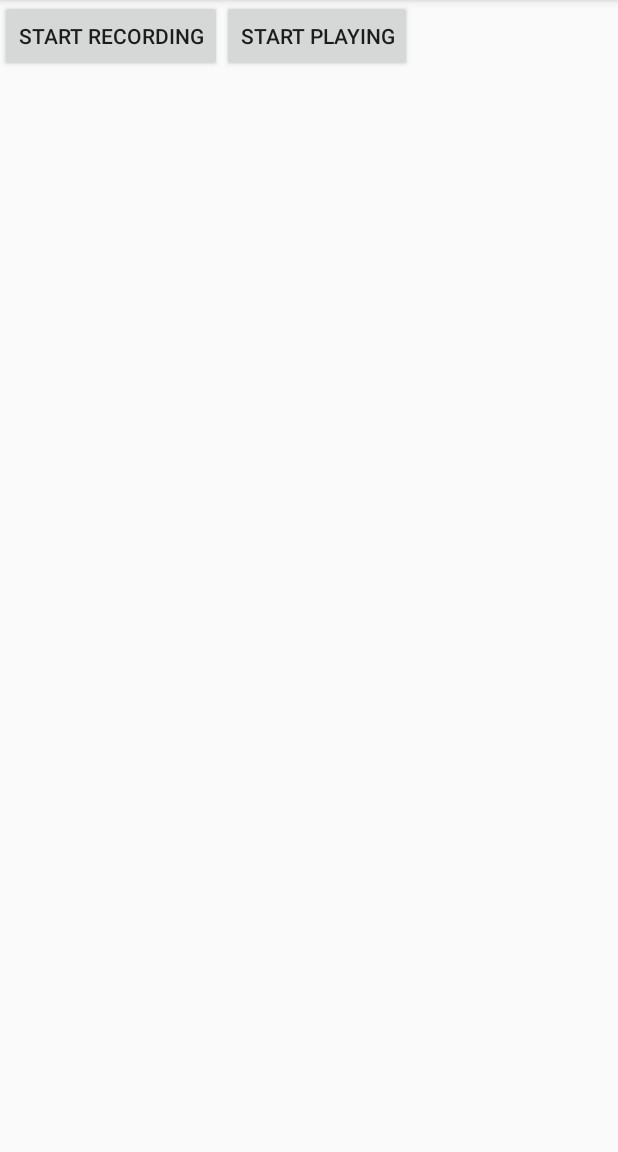
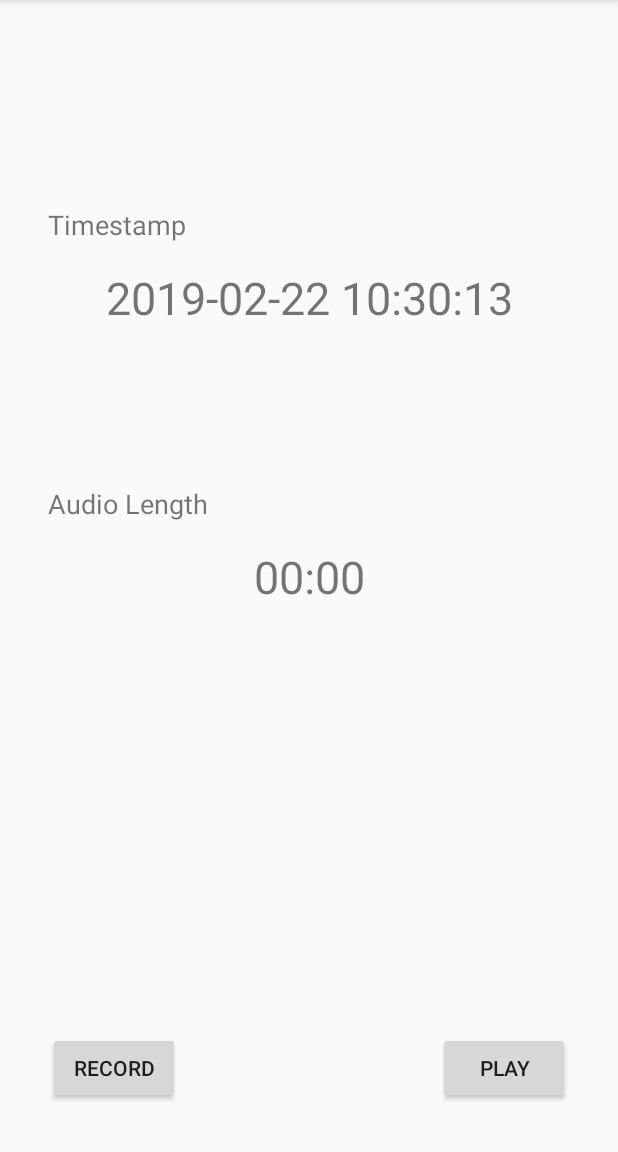
Before and after one commit to AustinKhorram/CARIS-WHEELCHAIR, an Android app: the MicrophoneActivity screen opened directly, with no data from a screen before it, on a phone screen of 412 x 824 dp, the part 84-1236 px from its top. Run offline under Robolectric (Android 15) with nearby library versions, the phone set to English and light mode, and no system bars.

Commit message:
Working audio recorder with timestamp and audio length

```diff
--- a/android/app/src/main/java/com/example/caris_wheelchair/MicrophoneActivity.java
+++ b/android/app/src/main/java/com/example/caris_wheelchair/MicrophoneActivity.java
@@ -1,8 +1,8 @@
 package com.example.caris_wheelchair;
 
 import android.Manifest;
-import android.content.Context;
 import android.content.pm.PackageManager;
+import android.media.MediaMetadataRetriever;
 import android.media.MediaPlayer;
 import android.media.MediaRecorder;
 import android.support.annotation.NonNull;
@@ -11,26 +11,31 @@ import android.support.v7.app.AppCompatActivity;
 import android.os.Bundle;
 import android.util.Log;
 import android.view.View;
-import android.view.ViewGroup;
-import android.widget.LinearLayout;
+import android.widget.TextView;
 
 import java.io.IOException;
+import java.text.DateFormat;
+import java.text.SimpleDateFormat;
+import java.util.Date;
+import java.util.Locale;
 
 public class MicrophoneActivity extends AppCompatActivity {
-
     private static final String LOG_TAG = "MicrophoneActivity";
     private static final int REQUEST_RECORD_AUDIO_PERMISSION = 200;
     private static String fileName = null;
 
-    private RecordButton recordButton = null;
+    private static final int AUDIO_BIT_RATE = 255;
+    private static final int AUDIO_SAMP_RATE = 16000;
+
     private MediaRecorder recorder = null;
-
-    private PlayButton playButton = null;
     private MediaPlayer player = null;
 
     // Request permission to RECORD_AUDIO
     private boolean permissionToRecordAccepted = false;
     private String [] permissions = {Manifest.permission.RECORD_AUDIO};
+
+    private boolean isRecording = false;
+    private boolean isPlaying = false;
 
     @Override
     public void onRequestPermissionsResult(int requestCode, @NonNull String[] permissions,
@@ -44,42 +49,74 @@ public class MicrophoneActivity extends AppCompatActivity {
         if (! permissionToRecordAccepted) finish();
     }
 
-    private void onRecord(boolean start) {
-        if (start) {
+
+    public void onRecord(View view) {
+        TextView textView = findViewById(R.id.button_record);
+        if (isRecording) {
+            stopRecording();
+            textView.setText(getString(R.string.record_text));
+        } else {
             startRecording();
+            textView.setText(getString(R.string.stop_text));
+        }
+        isRecording = !isRecording;
+    }
+
+    public void onPlay(View view) {
+        TextView textView = findViewById(R.id.button_play);
+        if (isPlaying) {
+            stopPlaying();
+            textView.setText(getString(R.string.play_text));
         } else {
-            stopRecording();
+            startPlaying();
+            textView.setText(getString(R.string.stop_text));
+        }
+        isPlaying = !isPlaying;
+    }
+
+    private void startRecording() {
+        recorder = new MediaRecorder(); //TODO: Optimize encoding and sampling rate
+        recorder.setAudioSource(MediaRecorder.AudioSource.MIC);
+        recorder.setOutputFormat(MediaRecorder.OutputFormat.THREE_GPP); // Standard for phone audio
+        recorder.setOutputFile(fileName);
+        recorder.setAudioEncoder(MediaRecorder.AudioEncoder.AMR_NB);
+        recorder.setAudioSamplingRate(AUDIO_SAMP_RATE);
+        recorder.setAudioEncodingBitRate(AUDIO_BIT_RATE);
+
+        try {
+            recorder.prepare();
+            recorder.start();
+        } catch (IOException e) {
+            Log.e(LOG_TAG, "Recorder prepare() failed");
         }
     }
 
-    private void onPlay(boolean start) {
-        if (start) {
-            startPlaying();
+    private void stopRecording() {
+        if (recorder != null) {
+            recorder.stop();
+            recorder.release();
+
+            // Retrieve metadata about the recorded file
+            MediaMetadataRetriever mmdr = new MediaMetadataRetriever();
+            mmdr.setDataSource(fileName);
+            String duration =
+                    mmdr.extractMetadata(MediaMetadataRetriever.METADATA_KEY_DURATION);
+            long dur = Long.parseLong(duration);
+            String seconds = String.valueOf((dur % 60000) / 1000);
+            String minutes = String.valueOf(dur / 60000);
+            String audio_length_str = "";
+
+            if (seconds.length() == 1) {
+                audio_length_str = "0" + minutes + ":0" + seconds;
             } else {
-            stopPlaying();
-        }
+                audio_length_str = "0" + minutes + ":" + seconds;
             }
 
-    private void startRecording() {
-        recorder = new MediaRecorder();
-        recorder.setAudioSource(MediaRecorder.AudioSource.MIC);
-        recorder.setOutputFormat(MediaRecorder.OutputFormat.THREE_GPP);
-        recorder.setOutputFile(fileName);
-        recorder.setAudioEncoder(MediaRecorder.AudioEncoder.AMR_NB);
+            TextView textView_time = findViewById(R.id.textView_timeAudio);
+            textView_time.setText(audio_length_str);
 
-        try {
-            recorder.prepare();
-        } catch (IOException e) {
-            Log.e(LOG_TAG, "prepare() failed");
+            recorder = null;
         }
-
-        recorder.start();
-    }
-
-    private void stopRecording() {
-        recorder.stop();
-        recorder.release();
-        recorder = null;
     }
 
     private void startPlaying() {
@@ -89,87 +126,41 @@ public class MicrophoneActivity extends AppCompatActivity {
             player.prepare();
             player.start();
         } catch (IOException e) {
-            Log.e(LOG_TAG, "prepare() failed");
+            Log.e(LOG_TAG, "Player prepare() failed");
         }
     }
 
     private void stopPlaying() {
+        if (player != null) {
             player.release();
             player = null;
-    }
-
-    //TODO: Make this periodically occur when active
-    // Custom buttons for record and play
-    class RecordButton extends android.support.v7.widget.AppCompatButton {
-        boolean mStartRecording = true;
-
-        OnClickListener clicker = new OnClickListener() {
-            public void onClick(View v) {
-                onRecord(mStartRecording);
-                if (mStartRecording) {
-                    setText("Stop Recording");
-                } else {
-                    setText("Start Recording");
-                }
-                mStartRecording = !mStartRecording;
-            }
-        };
-
-        public RecordButton(Context ctx) { // Constructor
-            super(ctx);
-            setText("Start Recording");
-            setOnClickListener(clicker);
-        }
-    }
-
-    class PlayButton extends android.support.v7.widget.AppCompatButton {
-        boolean mStartPlaying = true;
-
-        OnClickListener clicker = new OnClickListener() {
-            public void onClick(View v) {
-                onPlay(mStartPlaying);
-                if (mStartPlaying) {
-                    setText("Stop Playing");
-                } else {
-                    setText("Start Playing");
-                }
-                mStartPlaying = !mStartPlaying;
-            }
-        };
-
-        public PlayButton(Context ctx) { // Constructor
-            super(ctx);
-            setText("Start Playing");
-            setOnClickListener(clicker);
         }
     }
 
     @Override
-    protected void onCreate(Bundle icicle) {
-        // Note that this activity doesn't use the layout xml
-        super.onCreate(icicle);
-
-        // Record to external cache directory
-        fileName = getExternalCacheDir().getAbsolutePath(); // Relative path
-        fileName += "/microphonetest.3gp"; // TODO: Alter filename for independent recordings
+    protected void onCreate(Bundle savedInstanceState) {
+        super.onCreate(savedInstanceState);
+        setContentView(R.layout.activity_microphone);
 
         ActivityCompat.requestPermissions(this, permissions, REQUEST_RECORD_AUDIO_PERMISSION);
 
-        LinearLayout l1 = new LinearLayout(this);
-        recordButton = new RecordButton(this);
-        playButton = new PlayButton(this);
+        //TODO: Configure to save to an SD card
+        DateFormat dateFormatDisplay = new SimpleDateFormat(getString(R.string.date_display_format));
+        DateFormat dateFormatSave = new SimpleDateFormat("yyyy-MM-dd_HH-mm-ss");
+        Date date = new Date();
+        String dateDisplayed = dateFormatDisplay.format(date);
+        String dateSaved = dateFormatSave.format(date);
 
-        l1.addView(recordButton,
-                new LinearLayout.LayoutParams(
-                        ViewGroup.LayoutParams.WRAP_CONTENT,
-                        ViewGroup.LayoutParams.WRAP_CONTENT,
-                        0));
-        l1.addView(playButton,
-                new LinearLayout.LayoutParams(
-                        ViewGroup.LayoutParams.WRAP_CONTENT,
-                        ViewGroup.LayoutParams.WRAP_CONTENT,
-                        0));
-        setContentView(l1);
+        TextView textView_time = findViewById(R.id.textView_time);
+        textView_time.setText(dateDisplayed);
+
+        // Record to external cache directory
+        try {
+            fileName = getExternalCacheDir().getAbsolutePath();
+        } catch (NullPointerException e) {
+            Log.e(LOG_TAG, "Could not get external cache directory");
+        }
+        fileName += "/" + dateSaved + ".3gp";
     }
 
     @Override
--- a/android/app/src/main/res/layout/activity_microphone.xml
+++ b/android/app/src/main/res/layout/activity_microphone.xml
@@ -6,4 +6,84 @@
     android:layout_height="match_parent"
     tools:context=".MicrophoneActivity">
 
+    <TextView
+        android:id="@+id/textView_length"
+        android:layout_width="wrap_content"
+        android:layout_height="wrap_content"
+        android:layout_marginStart="32dp"
+        android:layout_marginLeft="32dp"
+        android:layout_marginBottom="16dp"
+        android:text="@string/length_tex"
+        android:textSize="18sp"
+        app:layout_constraintBottom_toTopOf="@+id/textView_timeAudio"
+        app:layout_constraintStart_toStartOf="parent" />
+
+    <TextView
+        android:id="@+id/textView_timeAudio"
+        android:layout_width="wrap_content"
+        android:layout_height="wrap_content"
+        android:layout_marginStart="8dp"
+        android:layout_marginLeft="8dp"
+        android:layout_marginTop="8dp"
+        android:layout_marginEnd="8dp"
+        android:layout_marginRight="8dp"
+        android:layout_marginBottom="8dp"
+        android:text="@string/default_length_text"
+        android:textSize="30sp"
+        app:layout_constraintBottom_toBottomOf="parent"
+        app:layout_constraintEnd_toEndOf="parent"
+        app:layout_constraintStart_toStartOf="parent"
+        app:layout_constraintTop_toTopOf="parent" />
+
+    <Button
+        android:id="@+id/button_record"
+        android:layout_width="wrap_content"
+        android:layout_height="wrap_content"
+        android:layout_marginStart="32dp"
+        android:layout_marginLeft="32dp"
+        android:layout_marginBottom="32dp"
+        android:onClick="onRecord"
+        android:text="@string/record_text"
+        app:layout_constraintBottom_toBottomOf="parent"
+        app:layout_constraintStart_toStartOf="parent" />
+
+    <Button
+        android:id="@+id/button_play"
+        android:layout_width="wrap_content"
+        android:layout_height="wrap_content"
+        android:layout_marginEnd="32dp"
+        android:layout_marginRight="32dp"
+        android:layout_marginBottom="32dp"
+        android:onClick="onPlay"
+        android:text="@string/play_text"
+        app:layout_constraintBottom_toBottomOf="parent"
+        app:layout_constraintEnd_toEndOf="parent" />
+
+    <TextView
+        android:id="@+id/textView_timestamp"
+        android:layout_width="wrap_content"
+        android:layout_height="wrap_content"
+        android:layout_marginStart="32dp"
+        android:layout_marginLeft="32dp"
+        android:layout_marginBottom="16dp"
+        android:text="@string/timestamp_text"
+        android:textSize="18sp"
+        app:layout_constraintBottom_toTopOf="@+id/textView_time"
+        app:layout_constraintStart_toStartOf="parent" />
+
+    <TextView
+        android:id="@+id/textView_time"
+        android:layout_width="wrap_content"
+        android:layout_height="wrap_content"
+        android:layout_marginStart="8dp"
+        android:layout_marginLeft="8dp"
+        android:layout_marginTop="32dp"
+        android:layout_marginEnd="8dp"
+        android:layout_marginRight="8dp"
+        android:text="TextView"
+        android:textSize="30sp"
+        app:layout_constraintBottom_toTopOf="@+id/textView_timeAudio"
+        app:layout_constraintEnd_toEndOf="parent"
+        app:layout_constraintStart_toStartOf="parent"
+        app:layout_constraintTop_toTopOf="parent" />
 </android.support.constraint.ConstraintLayout>
--- a/android/app/src/main/res/values/strings.xml
+++ b/android/app/src/main/res/values/strings.xml
@@ -8,4 +8,12 @@
     <string name="send_button_text">Send</string>
     <string name="default_message">Hello world!</string>
     <string name="title_activity_camera">CameraActivity</string>
+    <string name="record_text">Record</string>
+    <string name="play_text">Play</string>
+    <string name="stop_text">Stop</string>
+    <string name="timestamp_text">Timestamp</string>
+    <string name="length_tex">Audio Length</string>
+    <string name="default_length_text">00:00</string>
+    <string name="date_display_format">yyyy-MM-dd HH:mm:ss</string>
+    <string name="date_save_format">yyyy-MM-dd_HH-mm-ss</string>
 </resources>
```
Also changed, not shown: android/app/src/main/java/com/example/caris_wheelchair/AudioRecordTest.java (deleted, +0 -185 lines). Lines whose indentation alone changed are shown as unchanged.
